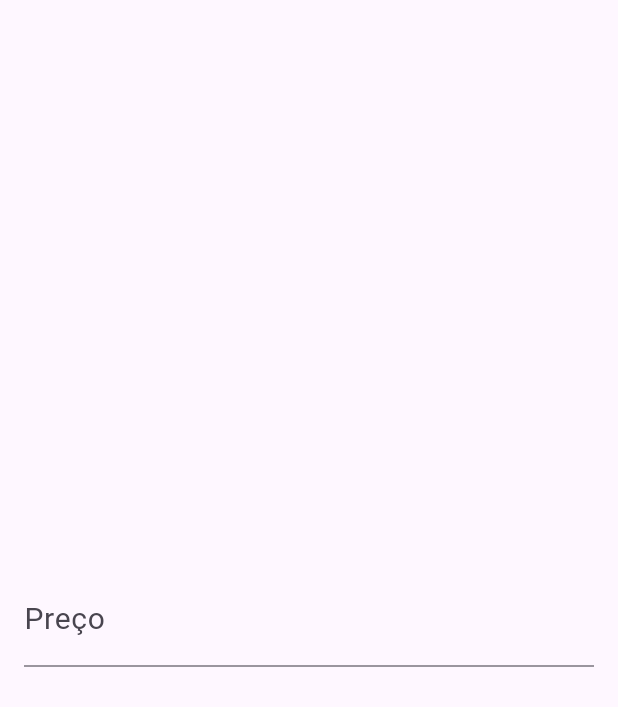
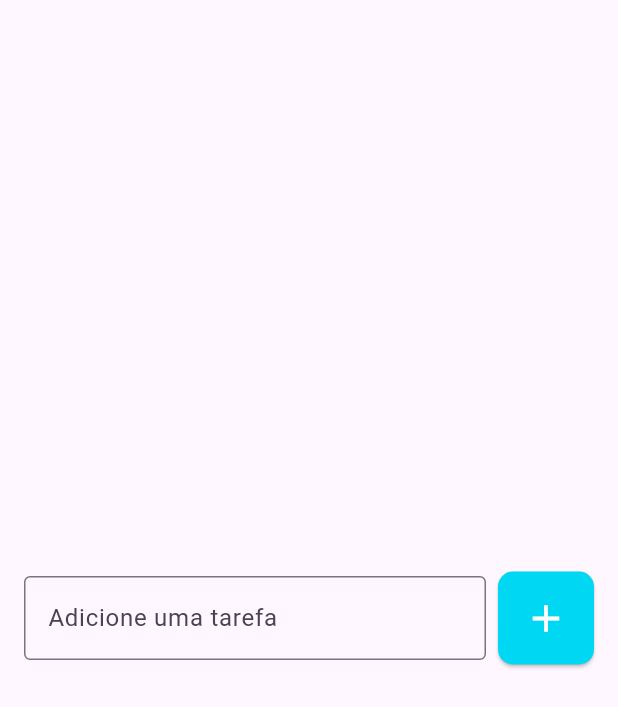
Before and after one commit to JoseJacsanCode/toDoListApp, a Flutter app: the screen it shows after launch, on a phone screen of 412 x 824 dp. Shown: the top 707 px of the screen. Run offline on Flutter 3.47's test engine with Material 3 defaults, Android fonts, the phone set to English and light mode, and no system bars.

Commit message:
Criando um campo de texto

```diff
--- a/lib/main.dart
+++ b/lib/main.dart
@@ -10,6 +10,6 @@ class MyApp extends StatelessWidget {
 
   @override
   Widget build(BuildContext context) {
-    return MaterialApp(home: const ToDoListPage());
+    return MaterialApp(home: TodoListPage());
   }
 }
--- a/lib/pages/to_do_list_page.dart
+++ b/lib/pages/to_do_list_page.dart
@@ -1,38 +1,44 @@
 import 'package:flutter/material.dart';
 
-class ToDoListPage extends StatelessWidget {
-  const ToDoListPage({super.key});
-
+class TodoListPage extends StatelessWidget {
+  const TodoListPage({super.key});
   @override
   Widget build(BuildContext context) {
     return Scaffold(
       body: Center(
         child: Padding(
           padding: const EdgeInsets.symmetric(horizontal: 16),
-          child: TextField(
-            style: TextStyle(
-              fontSize: 20,
-              fontWeight: FontWeight.w700,
-              color: Colors.purple
-            ),
-            keyboardType: TextInputType.emailAddress,
-            decoration: InputDecoration(
-              labelText: 'Preço',
-              hintText: 'exemplo@exemplo.com',
-              //border: InputBorder.none
-              //errorText: ,
-              prefixText: 'R\$ ',
-              suffixText: 'cm',
-              labelStyle: TextStyle(
-                fontSize: 20
-              )
-            ),
-            // obscureText: true,
-            // obscuringCharacter: '*',
-            //keyboardType: TextInputType.number,
+          child: Row(
+            children: [
+              Expanded(
+                child: TextField(
+                  decoration: InputDecoration(
+                    border: OutlineInputBorder(),
+                    labelText: 'Adicione uma tarefa',
+                    hintText: 'Ex. Comprar pão',
+                  ),
+                ),
+              ),
+              SizedBox(width: 8,),
+              ElevatedButton(
+                onPressed: () {},
+                style: ElevatedButton.styleFrom(
+                  backgroundColor: Color(0xff00d7f3),
+                  padding: EdgeInsets.all(16),
+                  shape: RoundedRectangleBorder(
+                    borderRadius: BorderRadius.circular(10)
+                  )
+                ),
+                child: Icon(
+                  Icons.add,
+                  size: 30,
+                  color: Colors.white,
+                ),
+              ),
+            ],
           ),
         ),
-      ),
+      )
     );
   }
 }
```
